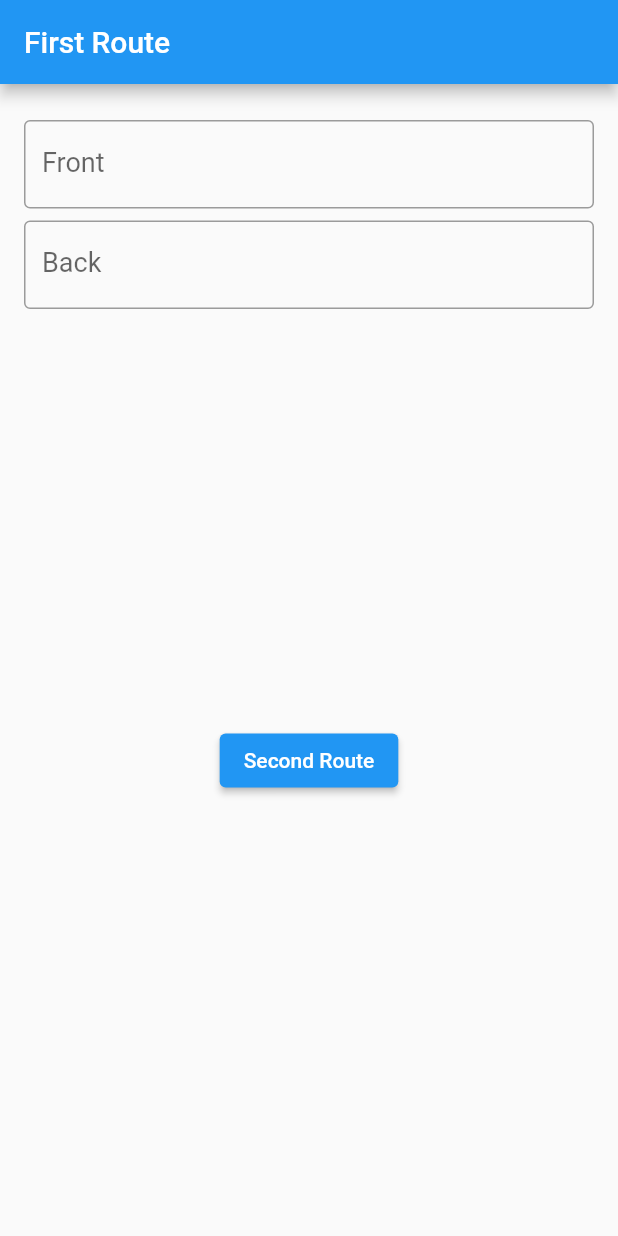
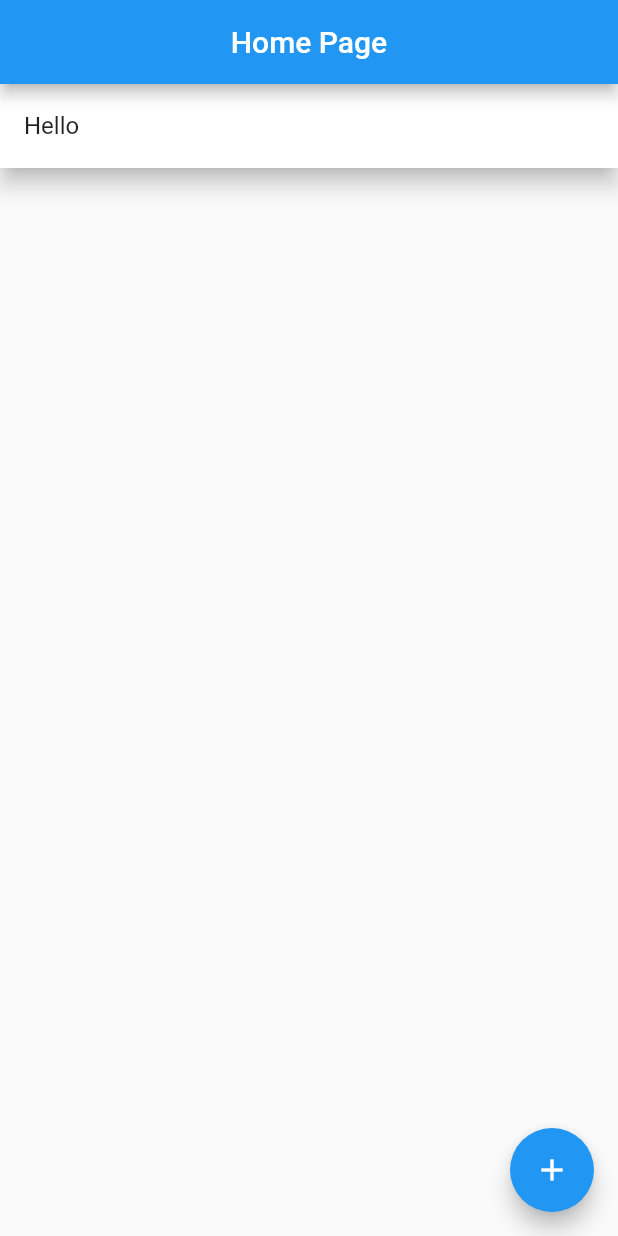
Before and after one commit to samievghayrat/flutter_api1, a Flutter app: the screen it shows after launch, on a phone screen of 412 x 824 dp. Run offline on Flutter 3.47's test engine with Material 2 defaults, Android fonts, the phone set to English and light mode, and no system bars.

Commit message:
Dismissible widget added

```diff
--- a/lib/main.dart
+++ b/lib/main.dart
@@ -1,131 +1,142 @@
 import 'package:flutter/material.dart';
+import 'package:uuid/uuid.dart';
 
 void main() {
   runApp(
     MaterialApp(
-      theme: ThemeData(
-        primaryColor: Colors.teal,
-      ),
+      title: 'Flutter Demo',
+      theme: ThemeData(primarySwatch: Colors.blue),
       debugShowCheckedModeBanner: false,
-      title: 'Navigation Basics',
-      home: MyApp(),
+      home: const HomePage(),
     ),
   );
 }
 
-class MyApp extends StatefulWidget {
-  const MyApp({super.key});
+class Contact {
+  final String name;
+  final String id;
+
+  Contact({required this.name}) : id = const Uuid().v4();
+}
+
+class ContactBook extends ValueNotifier<List<Contact>> {
+  ContactBook._sharedInstance() : super([Contact(name: 'Hello')]);
+
+  static final ContactBook _shared = ContactBook._sharedInstance();
+
+  factory ContactBook() => _shared;
+  final List<Contact> _contacts = [];
+
+  int get length => value.length;
+
+  void add({required Contact contact}) {
+    final contacts = value;
+
+    contacts.add(contact);
+    notifyListeners();
+  }
+
+  void remove({required Contact contact}) {
+    final contacts = value;
+    if (contacts.contains(contact)) {
+      contacts.remove(contact);
+      notifyListeners();
+    }
+  }
+
+  Contact? contact({required int atIndex}) =>
+      value.length > atIndex ? value[atIndex] : null;
+}
+
+class HomePage extends StatelessWidget {
+  const HomePage({Key? key}) : super(key: key);
 
   @override
-  State<MyApp> createState() => _MyAppState();
+  Widget build(BuildContext context) {
+    final contactBook = ContactBook();
+    return Scaffold(
+      appBar: AppBar(
+        centerTitle: true,
+        title: const Text('Home Page'),
+      ),
+      body: ValueListenableBuilder(
+        valueListenable: ContactBook(),
+        builder: (contact, value, child) {
+          final contacts = value as List<Contact>;
+          return ListView.builder(
+            itemCount: contactBook.length,
+            itemBuilder: (context, index) {
+              final contact = contacts[index];
+              return Dismissible(
+                onDismissed: (direction) {
+                  ContactBook().remove(contact: contact);
+                },
+                key: ValueKey(contact.id),
+                child: Material(
+                  color: Colors.white,
+                  elevation: 6.0,
+                  child: ListTile(
+                    title: Text(contact.name),
+                  ),
+                ),
+              );
+            },
+          );
+        },
+      ),
+      floatingActionButton: FloatingActionButton(
+        child: const Icon(Icons.add),
+        onPressed: () async {
+          Navigator.push(context,
+              MaterialPageRoute(builder: (context) => NewContactView()));
+        },
+      ),
+    );
+  }
 }
 
-class _MyAppState extends State<MyApp> {
-  TextEditingController frontController = TextEditingController();
-  TextEditingController backController = TextEditingController();
+class NewContactView extends StatefulWidget {
+  const NewContactView({Key? key}) : super(key: key);
+
+  @override
+  State<NewContactView> createState() => _NewContactViewState();
+}
+
+class _NewContactViewState extends State<NewContactView> {
+  late final TextEditingController _controller;
+
+  @override
+  void initState() {
+    _controller = TextEditingController();
+    super.initState();
+  }
+
+  @override
+  void dispose() {
+    _controller.dispose();
+    super.dispose();
+  }
 
   @override
   Widget build(BuildContext context) {
     return Scaffold(
       appBar: AppBar(
-        title: const Text('First Route'),
-      ),
-      body: Padding(
-        padding: const EdgeInsets.all(16.0),
-        child: Column(
-          children: [
-            Padding(
-              padding: const EdgeInsets.symmetric(vertical: 8),
-              child: Center(
-                child: TextField(
-                  controller: frontController,
-                  decoration: const InputDecoration(
-                      border: OutlineInputBorder(),
-                      labelText: "Front",
-                      labelStyle: TextStyle(fontSize: 18)),
-                ),
-              ),
-            ),
-            Center(
-              child: TextField(
-                controller: backController,
-                decoration: const InputDecoration(
-                    border: OutlineInputBorder(),
-                    labelText: "Back",
-                    labelStyle: TextStyle(fontSize: 18)),
-              ),
-            ),
-            Expanded(
-              child: Center(
-                child: ElevatedButton(
-                  child: const Text('Second Route'),
-                  onPressed: () {
-                    Navigator.push(
-                      context,
-                      MaterialPageRoute(
-                        builder: (context) => SecondRoute(
-                          front: frontController.text,
-                          back: backController.text,
-                        ),
-                      ),
-                    );
-                  },
-                ),
-              ),
-            ),
-          ],
-        ),
-      ),
-    );
-  }
-}
-
-class SecondRoute extends StatefulWidget {
-  late final String front;
-  late final String back;
-
-  SecondRoute({super.key, required this.back, required this.front});
-
-  @override
-  State<SecondRoute> createState() => _SecondRouteState();
-}
-
-class _SecondRouteState extends State<SecondRoute> {
-  @override
-  Widget build(BuildContext context) {
-    return Scaffold(
-      appBar: AppBar(
-        title: const Text('Second Route'),
+        title: const Text('Add a new contact'),
       ),
       body: Column(
         children: [
-          Padding(
-            padding: const EdgeInsets.all(8.0),
-            child: Container(
-              decoration: BoxDecoration(
-                  border: Border.all(color: Colors.blue),
-                  borderRadius: BorderRadius.circular(40)),
-              height: 160,
-              width: 200,
-              child: Column(
-                mainAxisAlignment: MainAxisAlignment.center,
-                children: [
-                  Text(widget.front),
-                  Text(widget.back),
-                ],
-              ),
-            ),
+          TextField(
+            controller: _controller,
+            decoration: const InputDecoration(
+                hintText: 'Enter a new contact name here...'),
           ),
-          Center(
-            child: ElevatedButton(
-              onPressed: () {
-                Navigator.pop(context);
-                Navigator.pop(context);
-                widget.front = '';
-                widget.back = '';
-              },
-              child: const Text('Go back!'),
-            ),
+          TextButton(
+            onPressed: () {
+              final contact = Contact(name: _controller.text);
+              ContactBook().add(contact: contact);
+              Navigator.pop(context);
+            },
+            child: const Text('Add contact'),
           ),
         ],
       ),
--- a/pubspec.yaml
+++ b/pubspec.yaml
@@ -34,6 +34,7 @@ dependencies:
   # The following adds the Cupertino Icons font to your application.
   # Use with the CupertinoIcons class for iOS style icons.
   cupertino_icons: ^1.0.2
+  uuid: ^3.0.7
 
 dev_dependencies:
   flutter_test:
```
Also changed, not shown: pubspec.lock, 1 other file.
